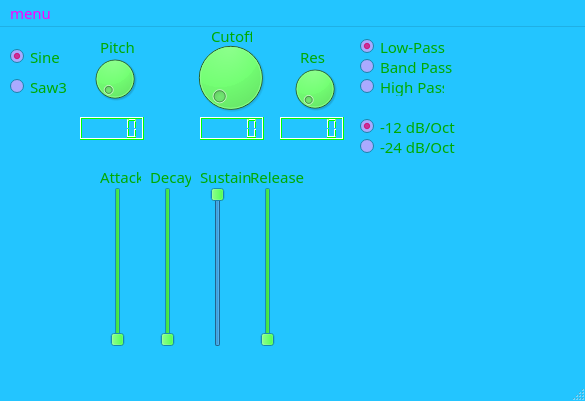
Above: mainwindow.ui from FlorentE96/Projet-additive-synth before the change. Below: the same form after it.
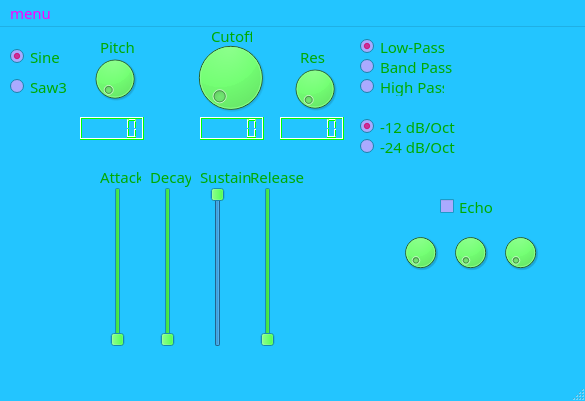
That is the form after the change.

Commit message:
Added buttons and first tests of echo (not working properly)
buttons : Status, Delay, Feeback, DryWet

The edit to the form file:
```diff
--- a/mainwindow.ui
+++ b/mainwindow.ui
@@ -751,6 +751,52 @@
      <string notr="true">oscWF</string>
     </attribute>
    </widget>
+   <widget class="QCheckBox" name="echoStatus">
+    <property name="geometry">
+     <rect>
+      <x>440</x>
+      <y>170</y>
+      <width>72</width>
+      <height>19</height>
+     </rect>
+    </property>
+    <property name="text">
+     <string>Echo </string>
+    </property>
+   </widget>
+   <widget class="QDial" name="echoDelay">
+    <property name="geometry">
+     <rect>
+      <x>400</x>
+      <y>200</y>
+      <width>41</width>
+      <height>51</height>
+     </rect>
+    </property>
+    <property name="singleStep">
+     <number>1</number>
+    </property>
+   </widget>
+   <widget class="QDial" name="echoFb">
+    <property name="geometry">
+     <rect>
+      <x>450</x>
+      <y>200</y>
+      <width>41</width>
+      <height>51</height>
+     </rect>
+    </property>
+   </widget>
+   <widget class="QDial" name="echoDryWet">
+    <property name="geometry">
+     <rect>
+      <x>500</x>
+      <y>200</y>
+      <width>41</width>
+      <height>51</height>
+     </rect>
+    </property>
+   </widget>
   </widget>
   <widget class="QMenuBar" name="menuBar">
    <property name="geometry">
```
Left out of the diff: 2 changed lines with no effect on the pictures. The commit also changes 8 other files.
